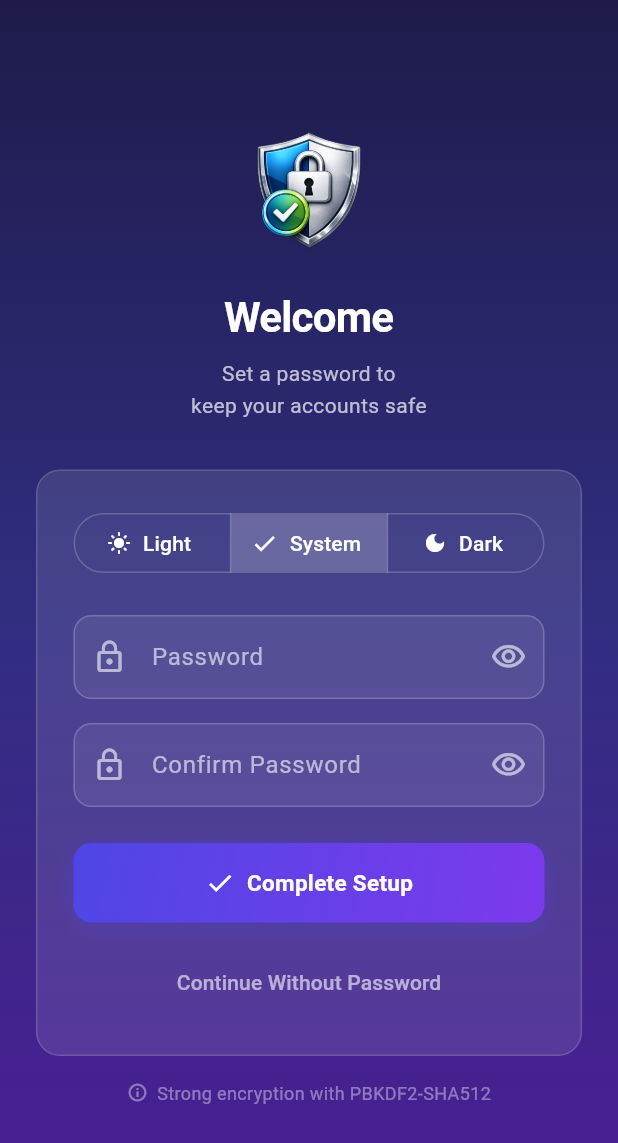
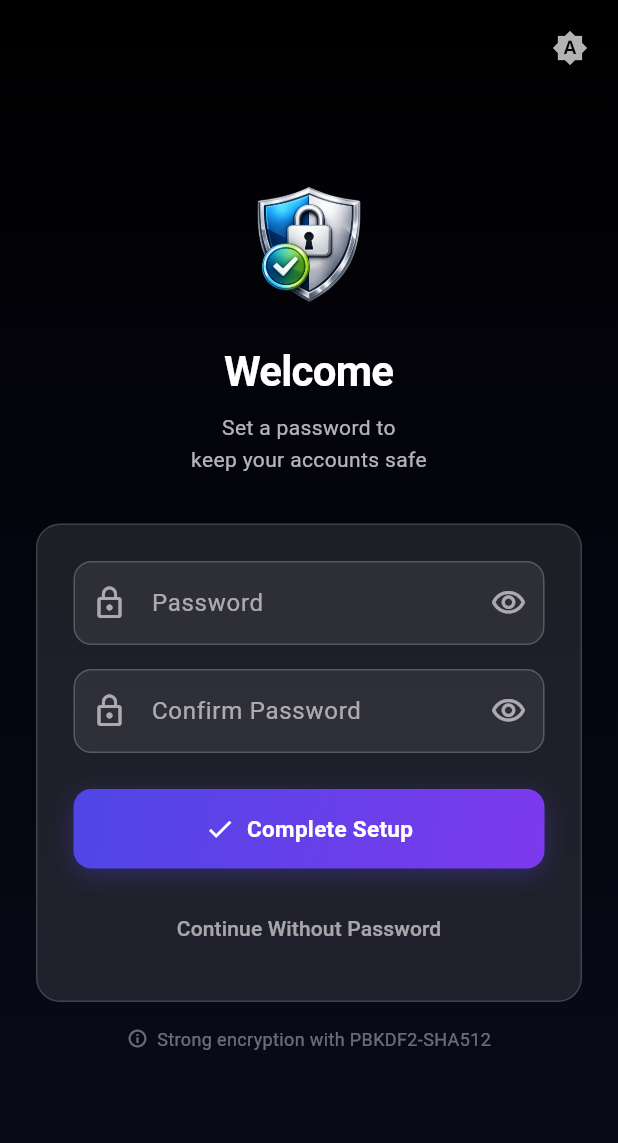
Before and after one commit to dikeckaan/SecureAuth, a Flutter app: the screen it shows after launch, on a phone screen of 412 x 824 dp. Shown: the top 1143 px of the screen. Run offline on Flutter 3.47's test engine with Material 3 defaults, Android fonts, the phone set to English and light mode, and no system bars; our stand-ins replace file_picker, flutter_secure_storage, hive, hive_flutter, local_auth, qr_flutter and 1 more; missing offline and left inert: base32, encrypt, mobile_scanner, otp; accounts and stored records are empty.

Commit message:
fix: pure black auth gradient and move theme toggle to top-right
Update authGradient to AMOLED pure black. Replace SegmentedButton inside
setup card with a cycling IconButton in the top-right corner of the screen.

Co-Authored-By: Claude Opus 4.6 <noreply@anthropic.com>

```diff
--- a/lib/screens/setup_screen.dart
+++ b/lib/screens/setup_screen.dart
@@ -62,6 +62,23 @@ class _SetupScreenState extends State<SetupScreen> {
     await widget.storageService.updateSettings(settings);
     setState(() => _themePreference = value);
     widget.onThemeChanged();
+  }
+
+  void _cycleTheme() {
+    // 0 (system) → 1 (light) → 2 (dark) → 0
+    final next = (_themePreference + 1) % 3;
+    _setThemePreference(next);
+  }
+
+  IconData _themeIcon() {
+    switch (_themePreference) {
+      case 1:
+        return Icons.light_mode;
+      case 2:
+        return Icons.dark_mode;
+      default:
+        return Icons.brightness_auto;
+    }
   }
 
   double _getPasswordStrength(String password) {
@@ -168,7 +185,20 @@ class _SetupScreenState extends State<SetupScreen> {
       body: Container(
         decoration: const BoxDecoration(gradient: AppColors.authGradient),
         child: SafeArea(
-          child: Center(
+          child: Stack(
+            children: [
+              // Theme toggle — top right
+              Positioned(
+                top: AppConstants.paddingSM,
+                right: AppConstants.paddingSM,
+                child: IconButton(
+                  onPressed: _cycleTheme,
+                  icon: Icon(_themeIcon(), color: Colors.white.withAlpha(179)),
+                  tooltip: l10n.themeMode,
+                ),
+              ),
+              // Main content
+              Center(
                 child: SingleChildScrollView(
                   padding: const EdgeInsets.all(AppConstants.paddingLG),
                   child: Column(
@@ -220,48 +250,6 @@ class _SetupScreenState extends State<SetupScreen> {
                     child: Column(
                       crossAxisAlignment: CrossAxisAlignment.stretch,
                       children: [
-                        // Theme selector
-                        SizedBox(
-                          width: double.infinity,
-                          child: SegmentedButton<int>(
-                            segments: [
-                              ButtonSegment<int>(
-                                value: 1,
-                                label: Text(l10n.lightTheme),
-                                icon: const Icon(Icons.light_mode, size: 16),
-                              ),
-                              ButtonSegment<int>(
-                                value: 0,
-                                label: Text(l10n.systemTheme),
-                                icon: const Icon(Icons.smartphone, size: 16),
-                              ),
-                              ButtonSegment<int>(
-                                value: 2,
-                                label: Text(l10n.darkTheme),
-                                icon: const Icon(Icons.dark_mode, size: 16),
-                              ),
-                            ],
-                            selected: {_themePreference},
-                            onSelectionChanged: (Set<int> selected) {
-                              _setThemePreference(selected.first);
-                            },
-                            style: ButtonStyle(
-                              backgroundColor:
-                                  WidgetStateProperty.resolveWith((states) {
-                                if (states.contains(WidgetState.selected)) {
-                                  return Colors.white.withAlpha(51);
-                                }
-                                return Colors.transparent;
-                              }),
-                              foregroundColor:
-                                  WidgetStateProperty.all(Colors.white),
-                              side: WidgetStateProperty.all(
-                                BorderSide(color: Colors.white.withAlpha(51)),
-                              ),
-                            ),
-                          ),
-                        ),
-                        const SizedBox(height: AppConstants.paddingLG),
                         // Password field
                         TextField(
                           controller: _passwordController,
@@ -441,6 +429,8 @@ class _SetupScreenState extends State<SetupScreen> {
               ),
             ),
           ),
+            ],
+          ),
         ),
       ),
     );
--- a/lib/utils/constants.dart
+++ b/lib/utils/constants.dart
@@ -77,7 +77,7 @@ class AppColors {
   );
 
   static const LinearGradient authGradient = LinearGradient(
-    colors: [Color(0xFF1E1B4B), Color(0xFF312E81), Color(0xFF4C1D95)],
+    colors: [Color(0xFF000000), Color(0xFF050510), Color(0xFF0A0A1A)],
     begin: Alignment.topCenter,
     end: Alignment.bottomCenter,
   );
```
Lines whose indentation alone changed are shown as unchanged.
